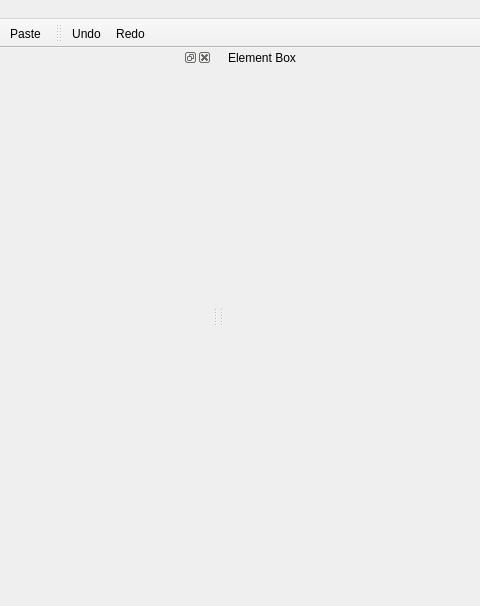
Before: the Qt Designer form creator/assets/interface/mainwindow.ui in MatusGuy/WorldStory, drawn with Qt 5; both pictures show x 281 to 761 and y 0 to 606 of the 997 by 606 pixel window.
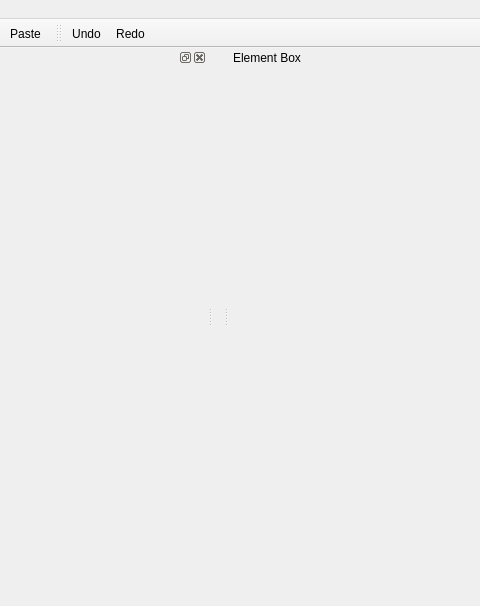
After: the same form once the commit is applied.

Commit message: fix not clearing after panning camera

The edit to the form file:
```diff
--- a/creator/assets/interface/mainwindow.ui
+++ b/creator/assets/interface/mainwindow.ui
@@ -28,16 +28,16 @@
    </property>
    <layout class="QGridLayout" name="L_MainLayout">
     <property name="leftMargin">
-     <number>0</number>
+     <number>5</number>
     </property>
     <property name="topMargin">
-     <number>0</number>
+     <number>5</number>
     </property>
     <property name="rightMargin">
-     <number>0</number>
+     <number>5</number>
     </property>
     <property name="bottomMargin">
-     <number>0</number>
+     <number>5</number>
     </property>
     <property name="spacing">
      <number>0</number>
```
Left out of the diff: 2 changed lines with no effect on the pictures. The commit also changes 2 other files.
